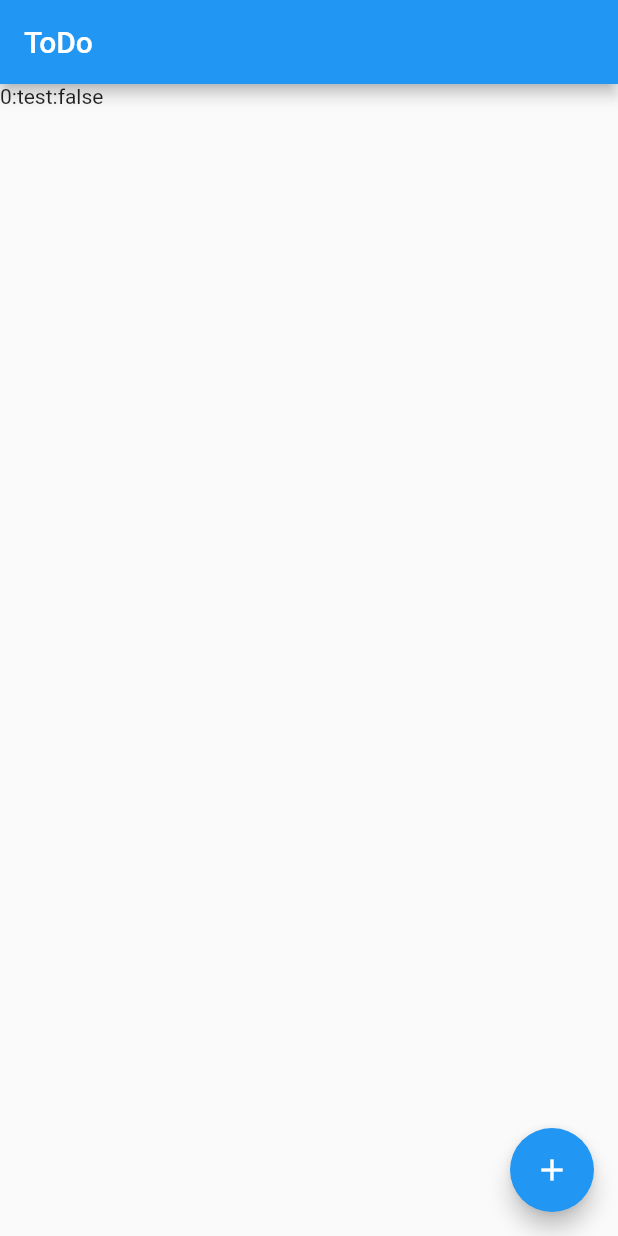
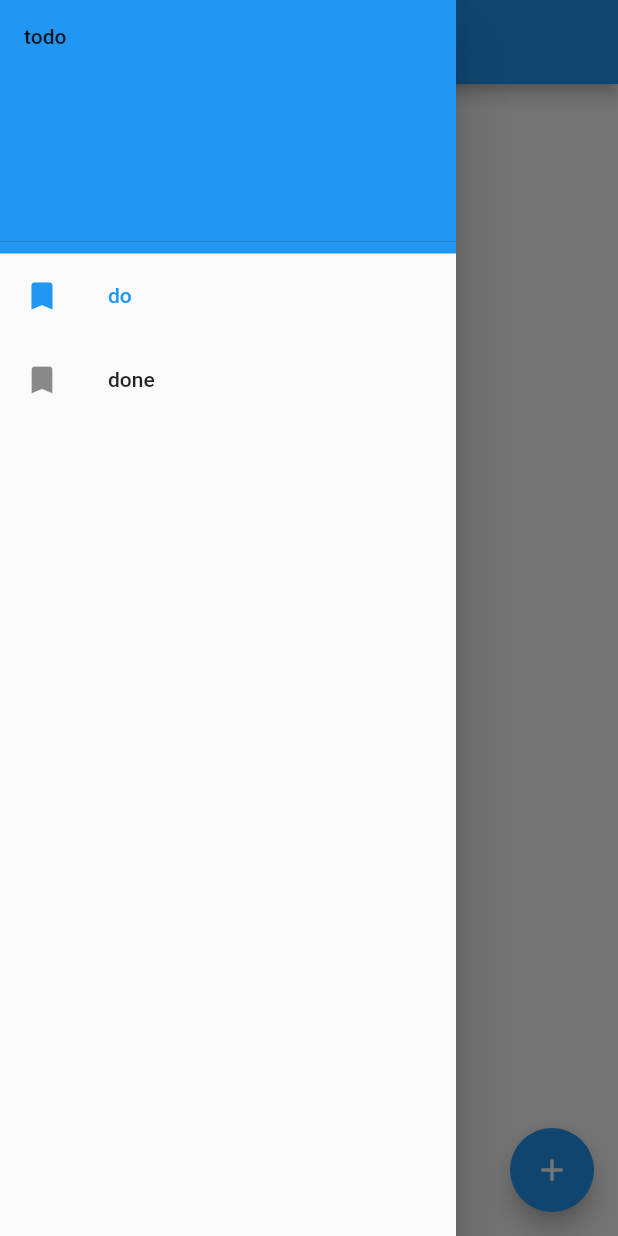
Before and after one commit to mitubaEX/TerakoyaWatch, a Flutter app: the screen it shows after launch, with the side drawer open (before the commit the screen has no drawer), on a phone screen of 412 x 824 dp. Run offline on Flutter 3.47's test engine with Material 2 defaults, Android fonts, the phone set to English and light mode, and no system bars.

Commit message:
add drawer

```diff
--- a/flutter_app/lib/repository/todo_repository.dart
+++ b/flutter_app/lib/repository/todo_repository.dart
@@ -3,6 +3,8 @@ import 'package:flutter_app/models/todo.dart';
 abstract class TodoRepository {
   List<Todo> findAll();
 
+  List<Todo> findGivenComleteCondition(bool completeCondition);
+
   List<Todo> addTodo(String todoName);
 
   List<Todo> completeTodo(int id);
--- a/flutter_app/lib/repository/todo_repository_impl.dart
+++ b/flutter_app/lib/repository/todo_repository_impl.dart
@@ -9,6 +9,10 @@ class TodoRepositoryImpl implements TodoRepository{
     return todoEntityImpl.findAll();
   }
 
+  List<Todo> findGivenComleteCondition(bool completeCondition){
+    return todoEntityImpl.findAll().where((i) => i.comp == completeCondition).toList();
+  }
+
   List<Todo> addTodo(String todoName) {
     return todoEntityImpl.addTodo(todoName);
   }
--- a/flutter_app/lib/ui/app.dart
+++ b/flutter_app/lib/ui/app.dart
@@ -1,21 +1,44 @@
 import 'package:flutter/material.dart';
 import 'package:flutter_app/ui/todo_list.dart';
+import 'package:flutter_app/repository/repository_factory.dart';
+import 'package:flutter_app/ui/drawer.dart';
+import 'package:flutter_app/ui/create_todo.dart';
+import 'package:flutter_app/models/todo.dart';
 
 class App extends StatelessWidget {
   @override
-  build(BuildContext context){
+  Widget build(BuildContext context){
     return new MaterialApp(
       title: 'ToDo',
       theme: new ThemeData(
         primarySwatch: Colors.blue,
       ),
-      home: new AppHome(),
+      home: new MyHomePage(),
     );
   }
 }
 
-class AppHome extends StatelessWidget {
-  int num = 0;
+class MyHomePage extends StatefulWidget {
+  @override
+  _MyHomePage createState() => new _MyHomePage();
+}
+
+
+class _MyHomePage extends State<MyHomePage> {
+  final TextEditingController _controller = new TextEditingController();
+  List<Todo> _todoList = [];
+
+  void _addTodo(String todoName){
+    _todoList = new RepositoryFactory()
+        .getTodoRepositoryImpl()
+        .addTodo(todoName);
+    setState((){
+      _controller.text = '';
+    });
+    print(Navigator.defaultRouteName);
+  }
+
+  bool _completeCondition  = false;
 
   @override
   build(BuildContext context){
@@ -23,11 +46,61 @@ class AppHome extends StatelessWidget {
       appBar: new AppBar(
         title: new Text('ToDo'),
       ),
+      drawer: new MyDrawer(
+        complete: _completeCondition,
+        changeTrueComplete: (){
+          setState((){
+            _completeCondition = true;
+          });
+        },
+        changeFalseComplete: (){
+          setState((){
+            _completeCondition = false;
+          });
+        },
+      ),
       body: new Center(
-        child: new TodoList(),
+          child: new TodoList(todoList: _todoList, completeCondition: _completeCondition,),
       ),
       floatingActionButton: new FloatingActionButton(
-        onPressed: null,
+//        onPressed: () async {
+//          await showDialog(
+//            context: context,
+//            child: new SimpleDialog(
+//              title: const Text('Create Todo'),
+//              children: <Widget>[
+//                new Text('hello'),
+//                new Center(
+//                  child: new Column(
+//                    children: <Widget>[
+//                      new ListTile(
+//                        leading: const Icon(Icons.bookmark),
+//                        title: new TextField(
+//                          controller: _controller,
+//                          decoration: new InputDecoration(
+//                            hintText: "Todo",
+//                          ),
+//                        ),
+//                      ),
+//                      new RaisedButton(
+//                        color: Colors.blue,
+//                        onPressed: () => _addTodo(_controller.text),
+//                        textColor: Colors.white,
+//                        child: new Text('add'),
+//                      ),
+//                    ],
+//                  ),
+//                ),
+//              ],
+//            ),
+//          );
+//        },
+        onPressed: (){
+          Navigator.push(context, new MaterialPageRoute(
+            settings: const RouteSettings(name: '/create_todo'),
+            builder: (BuildContext context) => new CreateTodo(),
+          ));
+        },
         tooltip: 'Increment',
         child: new Icon(Icons.add),
       ),
--- /dev/null
+++ b/flutter_app/lib/ui/drawer.dart
@@ -0,0 +1,52 @@
+import 'package:flutter/material.dart';
+
+
+class MyDrawer extends StatelessWidget {
+  final VoidCallback changeTrueComplete;
+  final VoidCallback changeFalseComplete;
+  bool complete;
+
+  MyDrawer({
+    this.complete,
+    this.changeTrueComplete,
+    this.changeFalseComplete,
+  });
+
+  @override
+  Widget build(BuildContext context) {
+    return new Drawer(
+      child: new ListView(
+        children: <Widget>[
+          new Container(
+            color: Colors.blue,
+            child:  new DrawerHeader(
+              child: new Text('todo'),
+            ),
+          ),
+          new Column(
+            children: <Widget>[
+              new ListTile(
+                leading: const Icon(Icons.bookmark),
+                title: new Text('do'),
+                selected: true ? !this.complete : true,
+                onTap: (){
+                  Navigator.of(context).pop();
+                  changeFalseComplete();
+                },
+              ),
+              new ListTile(
+                leading: const Icon(Icons.bookmark),
+                title: new Text('done'),
+                selected: true ? this.complete : false,
+                onTap: (){
+                  Navigator.of(context).pop();
+                  changeTrueComplete();
+                },
+              )
+            ],
+          ),
+        ],
+      ),
+    );
+  }
+}
--- a/flutter_app/lib/ui/todo_item.dart
+++ b/flutter_app/lib/ui/todo_item.dart
@@ -3,12 +3,16 @@ import 'package:flutter_app/models/todo.dart';
 
 class TodoItem extends StatefulWidget {
   final Todo todo;
-  TodoItem({Key key, this.todo}):super(key: key);
+  final bool completeCondition;
+  TodoItem({Key key, this.todo, this.completeCondition}):super(key: key);
   @override
-  _TodoItemState createState() => new _TodoItemState();
+  _TodoItemState createState() => new _TodoItemState(completeCondition);
 }
 
 class _TodoItemState extends State<TodoItem> {
+  final bool  completeCondition;
+
+  _TodoItemState(this.completeCondition);
 
   @override
   void initState(){
@@ -19,6 +23,14 @@ class _TodoItemState extends State<TodoItem> {
   Widget build(BuildContext context){
     return new Row(
       children: <Widget>[
+        new Checkbox(
+          value: widget.todo.comp,
+          onChanged: (bool newValue){
+            setState((){
+              widget.todo.comp = newValue;
+            });
+          },
+        ),
         new Text(widget.todo.id.toString()),
         new Text(':'),
         new Text(widget.todo.todoName),
--- a/flutter_app/lib/ui/todo_list.dart
+++ b/flutter_app/lib/ui/todo_list.dart
@@ -4,32 +4,81 @@ import 'package:flutter_app/ui/todo_item.dart';
 import 'package:flutter_app/repository/repository_factory.dart';
 
 class TodoList extends StatefulWidget {
+  bool completeCondition;
+  List<Todo> todoList;
+  final RouteObserver<PageRoute> routeObserver = new RouteObserver<PageRoute>();
+
+  TodoList({
+    this.todoList,
+    this.completeCondition,
+  });
+
   @override
-  _TodoListState createState() => new _TodoListState();
+  _TodoListState createState() => new _TodoListState(todoList, completeCondition, routeObserver);
 }
 
-class _TodoListState extends State<TodoList> {
-  List<Todo> _todoList;
+class _TodoListState extends State<TodoList> with RouteAware{
+  final RouteObserver<PageRoute> routeObserver;
+
+  List<Todo> todoList;
+
+  bool completeCondition;
+
+  _TodoListState(
+      this.todoList,
+      this.completeCondition,
+      this.routeObserver
+      );
+
+  @override
+  void didChangeDependencies() {
+    super.didChangeDependencies();
+    routeObserver.subscribe(this, ModalRoute.of(context));
+  }
+
+  @override
+  void dispose() {
+    routeObserver.unsubscribe(this);
+    super.dispose();
+  }
+
+  // 上の画面がpopされて、この画面に戻ったときに呼ばれます
+  void didPopNext() {
+    debugPrint("didPopNext ${runtimeType}");
+  }
+
+  // この画面がpushされたときに呼ばれます
+  void didPush() {
+    debugPrint("didPush ${runtimeType}");
+  }
+
+  // この画面がpopされたときに呼ばれます
+  void didPop() {
+    debugPrint("didPop ${runtimeType}");
+  }
+
+  // この画面から新しい画面をpushしたときに呼ばれます
+  void didPushNext() {
+    debugPrint("didPushNext ${runtimeType}");
+  }
 
   @override
   void initState() {
-    new RepositoryFactory().getTodoRepositoryImpl().addTodo('test');
     setState(() {
-      _todoList = new RepositoryFactory().getTodoRepositoryImpl().findAll();
-    });
-  }
-
-  void _addTodo(String todoName) {
-    setState(() {
-      _todoList = new RepositoryFactory().getTodoRepositoryImpl().addTodo(todoName);
+      todoList = new RepositoryFactory()
+          .getTodoRepositoryImpl()
+          .findGivenComleteCondition(completeCondition);
     });
   }
 
   @override
   Widget build(BuildContext context) {
     return new ListView.builder(
-      itemBuilder: (BuildContext, int index) => new TodoItem(todo: _todoList[index]),
-      itemCount: _todoList.length,
+      itemBuilder: (BuildContext, int index) => new TodoItem(
+        todo: todoList[index],
+        completeCondition: completeCondition,
+      ),
+      itemCount: todoList.length,
     );
   }
 }
```
Also changed, not shown: flutter_app/lib/ui/create_todo.dart (added, +52 -0 lines).
